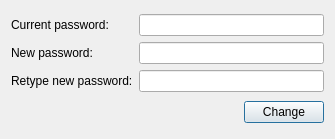
The window that plugins/icq/passwordchangedialog.ui (Winand/mqutim) describes before a commit, drawn with Qt 5.
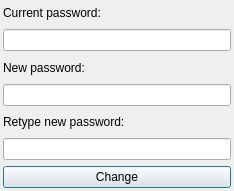
The same window after the commit. Icons and pictures are not drawn.

```diff
--- a/plugins/icq/passwordchangedialog.ui
+++ b/plugins/icq/passwordchangedialog.ui
@@ -1,12 +1,12 @@
 <ui version="4.0" >
  <class>passwordChangeDialogClass</class>
- <widget class="QDialog" name="passwordChangeDialogClass" >
-  <property name="geometry" >
+ <widget class="QDialog" name="passwordChangeDialogClass">
+  <property name="geometry">
    <rect>
     <x>0</x>
     <y>0</y>
-    <width>335</width>
-    <height>139</height>
+    <width>234</width>
+    <height>191</height>
    </rect>
   </property>
   <property name="windowTitle" >
@@ -15,39 +15,56 @@
   <property name="windowIcon" >
    <iconset resource="../../../qutim.qrc" >:/icons/crystal_project/password.png</iconset>
   </property>
-  <layout class="QGridLayout" >
-   <item row="0" column="0" colspan="2" >
-    <layout class="QHBoxLayout" >
+  <layout class="QVBoxLayout" name="verticalLayout">
+   <property name="margin">
+    <number>3</number>
+   </property>
      <item>
-      <layout class="QVBoxLayout" >
+    <layout class="QVBoxLayout">
        <item>
-        <widget class="QLabel" name="label" >
-         <property name="text" >
+      <widget class="QLabel" name="label">
+       <property name="text">
           <string>Current password:</string>
          </property>
         </widget>
        </item>
        <item>
-        <widget class="QLabel" name="label_2" >
-         <property name="text" >
+      <widget class="QLineEdit" name="currentEdit">
+       <property name="maxLength">
+        <number>16</number>
+       </property>
+       <property name="echoMode">
+        <enum>QLineEdit::Password</enum>
+       </property>
+      </widget>
+     </item>
+     <item>
+      <widget class="QLabel" name="label_2">
+       <property name="text">
           <string>New password:</string>
          </property>
         </widget>
        </item>
        <item>
-        <widget class="QLabel" name="label_3" >
-         <property name="text" >
+      <widget class="QLineEdit" name="newEdit">
+       <property name="maxLength">
+        <number>16</number>
+       </property>
+       <property name="echoMode">
+        <enum>QLineEdit::Password</enum>
+       </property>
+      </widget>
+     </item>
+     <item>
+      <widget class="QLabel" name="label_3">
+       <property name="text">
           <string>Retype new password:</string>
          </property>
         </widget>
        </item>
-      </layout>
-     </item>
      <item>
-      <layout class="QVBoxLayout" >
-       <item>
-        <widget class="QLineEdit" name="currentEdit" >
-         <property name="maxLength" >
+      <widget class="QLineEdit" name="lineEdit">
+       <property name="maxLength">
           <number>16</number>
          </property>
          <property name="echoMode" >
@@ -55,46 +72,11 @@
          </property>
         </widget>
        </item>
-       <item>
-        <widget class="QLineEdit" name="newEdit" >
-         <property name="maxLength" >
-          <number>16</number>
-         </property>
-         <property name="echoMode" >
-          <enum>QLineEdit::Password</enum>
-         </property>
-        </widget>
-       </item>
-       <item>
-        <widget class="QLineEdit" name="lineEdit" >
-         <property name="maxLength" >
-          <number>16</number>
-         </property>
-         <property name="echoMode" >
-          <enum>QLineEdit::Password</enum>
-         </property>
-        </widget>
-       </item>
-      </layout>
-     </item>
-    </layout>
-   </item>
-   <item row="1" column="0" >
-    <spacer>
-     <property name="orientation" >
-      <enum>Qt::Horizontal</enum>
-     </property>
-     <property name="sizeHint" >
-      <size>
-       <width>40</width>
-       <height>20</height>
-      </size>
-     </property>
-    </spacer>
-   </item>
-   <item row="1" column="1" >
-    <widget class="QPushButton" name="changeButton" >
-     <property name="text" >
+    </layout>
+   </item>
+   <item>
+    <widget class="QPushButton" name="changeButton">
+     <property name="text">
       <string>Change</string>
      </property>
      <property name="icon" >
@@ -104,9 +86,7 @@
    </item>
   </layout>
  </widget>
- <layoutdefault spacing="6" margin="11" />
- <resources>
-  <include location="../../../qutim.qrc" />
- </resources>
+ <layoutdefault spacing="6" margin="11"/>
+ <resources/>
  <connections/>
 </ui>
```
Left out of the diff: 17 changed lines with no effect on the pictures. Lines whose indentation alone changed are shown as unchanged.
